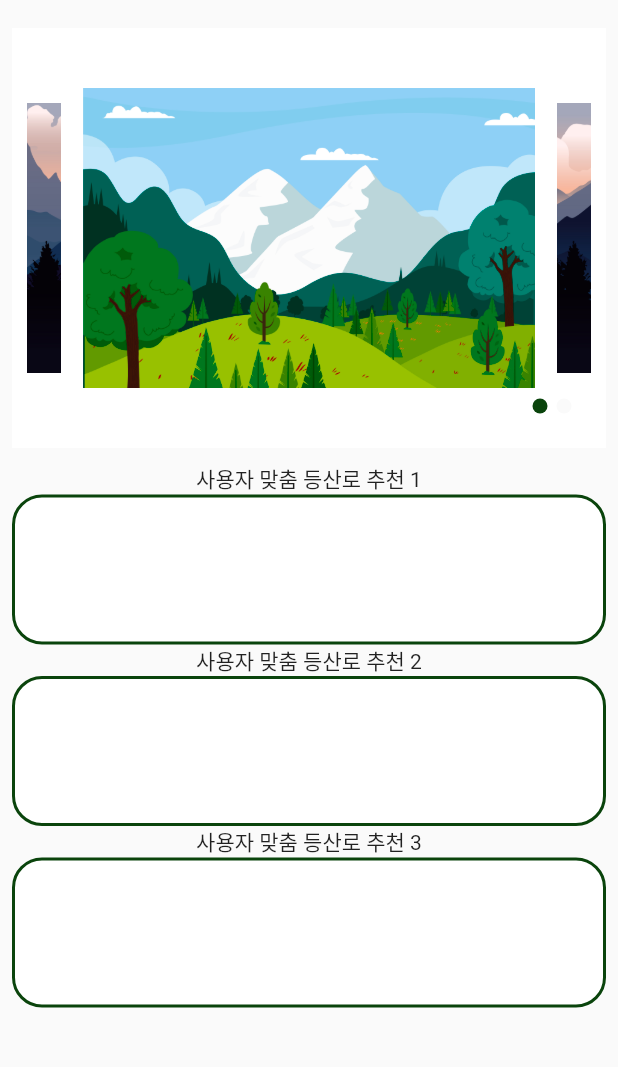
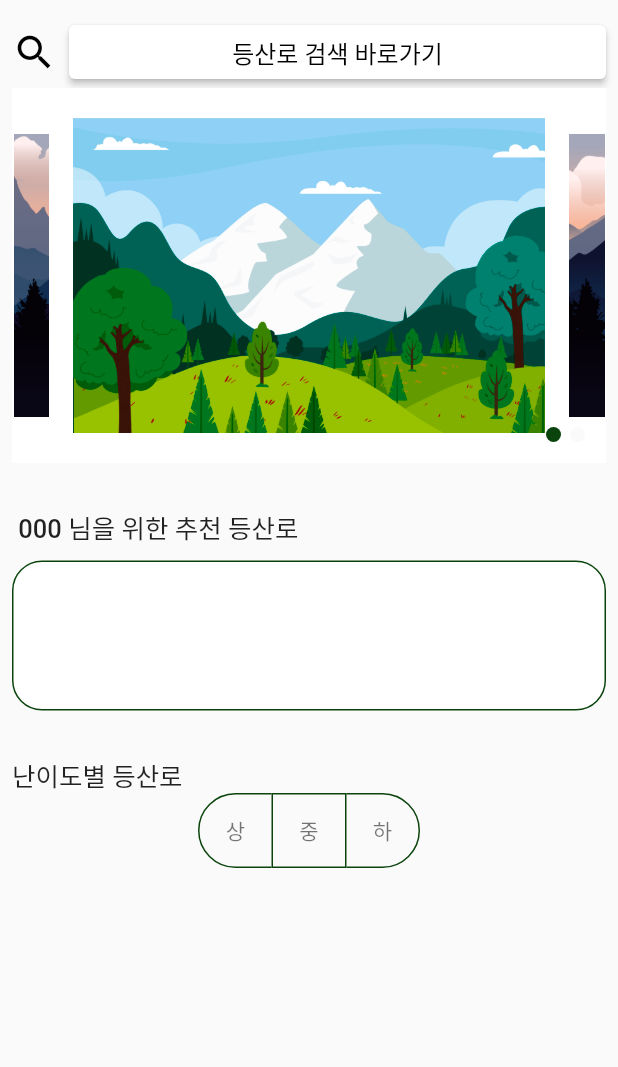
Before and after one commit to SorryKim/2023_capstone, a Flutter app: the LobbyScreen screen opened directly with empty values, on a phone screen of 412 x 824 dp, the part 68-1135 px from its top. Run offline on Flutter 3.47's test engine with Material 2 defaults, Android fonts, the phone set to English and light mode, and no system bars; our stand-ins replace cloud_firestore, firebase_auth, firebase_core, flutter_swiper_plus, geolocator, google_sign_in and 2 more; missing offline and left inert: flutter_survey, health, shake; accounts and stored records are empty.

Commit message:
lobby, search 수정

```diff
--- a/lib/screens/information_screen.dart
+++ b/lib/screens/information_screen.dart
@@ -1,6 +1,7 @@
 import 'package:cloud_firestore/cloud_firestore.dart';
 import 'package:firebase_auth/firebase_auth.dart';
 import 'package:flutter/material.dart';
+import 'package:flutter/services.dart';
 import 'package:google_sign_in/google_sign_in.dart';
 import 'package:project/screens/login_screen.dart';
 
@@ -29,6 +30,11 @@ class _InformationScreenState extends State<InformationScreen> {
     getGender(widget.uid);
     return Scaffold(
       appBar: AppBar(
+        systemOverlayStyle: const SystemUiOverlayStyle(
+          // Status bar color
+          statusBarColor: Colors.transparent,
+          statusBarIconBrightness: Brightness.dark,
+        ),
         title: const Text(
           '내 정보',
           style: TextStyle(
--- a/lib/screens/lobby_screen.dart
+++ b/lib/screens/lobby_screen.dart
@@ -1,10 +1,12 @@
 import 'package:cloud_firestore/cloud_firestore.dart';
 import 'package:firebase_auth/firebase_auth.dart';
 import 'package:flutter/material.dart';
+import 'package:flutter/services.dart';
 import 'package:flutter_swiper_plus/flutter_swiper_plus.dart';
 import 'package:project/models/mountains_model.dart';
 import 'package:project/screens/information_screen.dart';
 import 'package:project/screens/login_screen.dart';
+import 'package:project/screens/search_screen.dart';
 
 final List<String> imgList = [
   'images/6249016.jpg',
@@ -22,6 +24,7 @@ class LobbyScreen extends StatefulWidget {
 class _LobbyScreenState extends State<LobbyScreen> {
   final user = FirebaseAuth.instance.currentUser;
   bool selected = false;
+  final List<bool> _selections = List.generate(3, (_) => false);
 
   @override
   Widget build(BuildContext context) {
@@ -33,6 +36,11 @@ class _LobbyScreenState extends State<LobbyScreen> {
           } else {
             return Scaffold(
               appBar: AppBar(
+                systemOverlayStyle: const SystemUiOverlayStyle(
+                  // Status bar color
+                  statusBarColor: Colors.transparent,
+                  statusBarIconBrightness: Brightness.dark,
+                ),
                 title: const Text(
                   'MOUNTAINDEW',
                   style: TextStyle(
@@ -58,14 +66,48 @@ class _LobbyScreenState extends State<LobbyScreen> {
               ),
               body: SingleChildScrollView(
                 child: Padding(
-                    padding: const EdgeInsets.all(8.0),
+                  padding: const EdgeInsets.fromLTRB(8, 0, 8, 8),
                   child: Column(
+                    crossAxisAlignment: CrossAxisAlignment.start,
+                    mainAxisAlignment: MainAxisAlignment.center,
                     children: [
+                      Row(
+                        children: [
+                          const Icon(Icons.search,
+                              color: Colors.black, size: 30),
+                          const SizedBox(
+                            width: 8,
+                          ),
+                          Flexible(
+                            flex: 1,
+                            child: ElevatedButton(
+                              style: ElevatedButton.styleFrom(
+                                fixedSize: const Size(400, 25),
+                                foregroundColor: Colors.black,
+                                backgroundColor: Colors.white,
+                              ),
+                              onPressed: () {
+                                Navigator.push(
+                                    context,
+                                    MaterialPageRoute(
+                                        builder: (_) => const SearchScreen()));
+                              },
+                              child: const Text(
+                                '등산로 검색 바로가기',
+                                style: TextStyle(
+                                  color: Colors.black,
+                                  fontSize: 16,
+                                ),
+                              ),
+                            ),
+                          ),
+                        ],
+                      ),
                       Container(
                         color: Colors.white,
-                          height: 280,
+                        height: 250,
                         child: Padding(
-                              padding: const EdgeInsets.all(10),
+                          padding: const EdgeInsets.all(1),
                           child: Swiper(
                             autoplay: true,
                             scale: 0.9,
@@ -74,14 +116,28 @@ class _LobbyScreenState extends State<LobbyScreen> {
                                 alignment: Alignment.bottomRight),
                             itemCount: imgList.length,
                             itemBuilder: (BuildContext context, int index) {
-                                  return Image.asset(imgList[index]);
+                              return Image.asset(
+                                imgList[index],
+                                fit: BoxFit.contain,
+                              );
                             },
-                              )),
+                          ),
+                        ),
+                      ),
+                      const SizedBox(
+                        height: 30,
+                      ),
+                      // TODO: 이름 넣어줭
+                      const Text(
+                        ' 000 님을 위한 추천 등산로',
+                        style: TextStyle(
+                          fontSize: 17,
+                          fontWeight: FontWeight.w500,
+                        ),
                       ),
                       const SizedBox(
                         height: 10,
                       ),
-                        const Text('사용자 맞춤 등산로 추천 1'),
                       Container(
                         height: 100,
                         width: 520,
@@ -92,44 +148,49 @@ class _LobbyScreenState extends State<LobbyScreen> {
                           border: Border.all(
                             color: const Color.fromARGB(255, 10, 68, 12),
                             style: BorderStyle.solid,
-                              width: 2,
+                            width: 1,
                           ),
                         ),
                       ),
-                        const Text('사용자 맞춤 등산로 추천 2'),
-                        Container(
-                          height: 100,
-                          width: 520,
-                          alignment: Alignment.center,
-                          decoration: BoxDecoration(
-                            color: Colors.white,
-                            borderRadius: BorderRadius.circular(20),
-                            border: Border.all(
-                              color: const Color.fromARGB(255, 10, 68, 12),
-                              style: BorderStyle.solid,
-                              width: 2,
+                      const SizedBox(
+                        height: 30,
+                      ),
+                      const Text(
+                        '난이도별 등산로',
+                        style: TextStyle(
+                          fontSize: 17,
+                          fontWeight: FontWeight.w500,
                         ),
                       ),
-                        ),
-                        const Text('사용자 맞춤 등산로 추천 3'),
-                        Container(
-                          height: 100,
-                          width: 520,
-                          alignment: Alignment.center,
-                          decoration: BoxDecoration(
-                            color: Colors.white,
-                            borderRadius: BorderRadius.circular(20),
-                            border: Border.all(
-                              color: const Color.fromARGB(255, 10, 68, 12),
-                              style: BorderStyle.solid,
-                              width: 2,
+                      Center(
+                        child: Container(
+                          child: ToggleButtons(
+                            isSelected: _selections,
+                            onPressed: (int index) {
+                              setState(() {
+                                _selections[index] = !_selections[index];
+                              });
+                            },
+                            color: Colors.black54,
+                            selectedColor: Colors.black,
+                            fillColor: Colors.white,
+                            borderRadius: BorderRadius.circular(30),
+                            borderColor: const Color.fromARGB(255, 10, 68, 12),
+                            selectedBorderColor:
+                                const Color.fromARGB(255, 10, 68, 12),
+                            children: const [
+                              Text('상'),
+                              Text('중'),
+                              Text('하'),
+                            ],
                           ),
                         ),
                       ),
                     ],
                   ),
                 ),
-                ));
+              ),
+            );
           }
         });
   }
--- a/lib/screens/start_screen.dart
+++ b/lib/screens/start_screen.dart
@@ -13,7 +13,8 @@ class _StartScreen extends State<StartScreen> {
   @override
   Widget build(BuildContext context) {
     SystemChrome.setSystemUIOverlayStyle(const SystemUiOverlayStyle(
-      statusBarColor: Color.fromARGB(255, 36, 45, 36), // 상단바 색 : 진한 초록
+      statusBarColor: Colors.transparent,
+      statusBarIconBrightness: Brightness.dark,
     ));
 
     return Scaffold(
```
Also changed, not shown: lib/screens/badge_screen.dart (+17 -15 lines), lib/screens/community_screen.dart (+23 -17 lines), lib/screens/home_screen.dart (+5 -11 lines), lib/screens/search_screen.dart (+69 -24 lines). Lines whose indentation alone changed are shown as unchanged.
